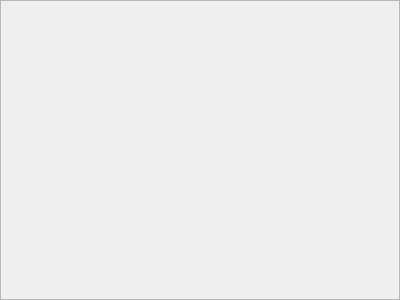
Above: People/f_addbiller.ui from ashraf-kx/stock-manager before the change. Below: the same form after it.
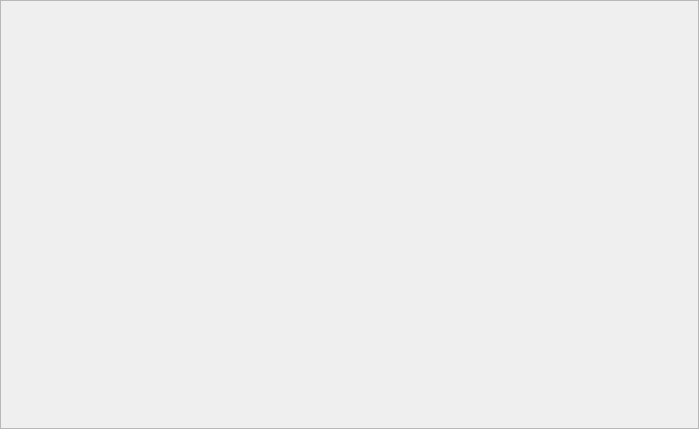
That is the form after the change.

What changed in the file:
```diff
--- a/People/f_addbiller.ui
+++ b/People/f_addbiller.ui
@@ -9,8 +9,8 @@
    <rect>
     <x>0</x>
     <y>0</y>
-    <width>400</width>
-    <height>300</height>
+    <width>699</width>
+    <height>429</height>
    </rect>
   </property>
   <property name="frameShape">
```
Left out of the diff: 16 changed lines with no effect on the pictures.
